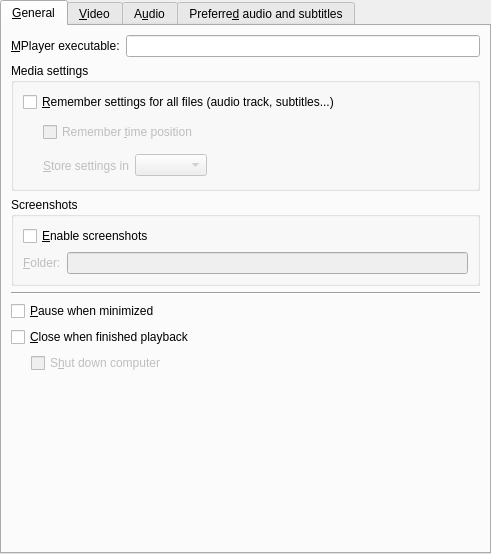
Qt form src/prefgeneral.ui (wilbert2000/wzplayer) before a commit.
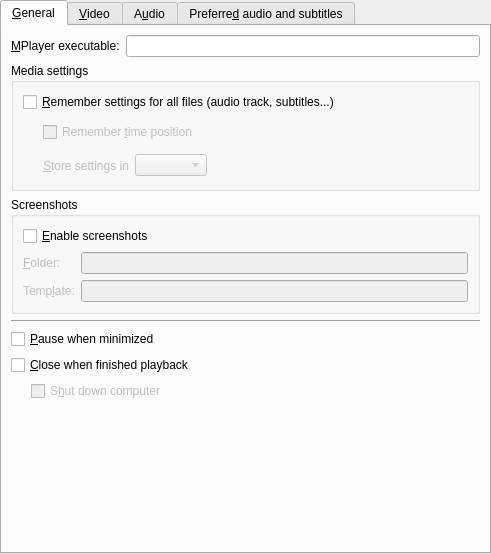
The same form after that commit. Custom widgets are drawn as their Qt base class.

Commit message: Add an option in preferences -> general to set the template for screenshots (works only with mpv)

The edit to the form file:
```diff
--- a/src/prefgeneral.ui
+++ b/src/prefgeneral.ui
@@ -172,6 +172,26 @@
             </property>
            </widget>
           </item>
+          <item row="2" column="0">
+           <widget class="QLabel" name="screenshot_template_label">
+            <property name="enabled">
+             <bool>false</bool>
+            </property>
+            <property name="text">
+             <string>Temp&amp;late:</string>
+            </property>
+            <property name="buddy">
+             <cstring>screenshot_template_edit</cstring>
+            </property>
+           </widget>
+          </item>
+          <item row="2" column="1">
+           <widget class="QLineEdit" name="screenshot_template_edit">
+            <property name="enabled">
+             <bool>false</bool>
+            </property>
+           </widget>
+          </item>
          </layout>
         </widget>
        </item>
```
Left out of the diff: 33 changed lines with no effect on the pictures. The commit also changes 1 other file.
